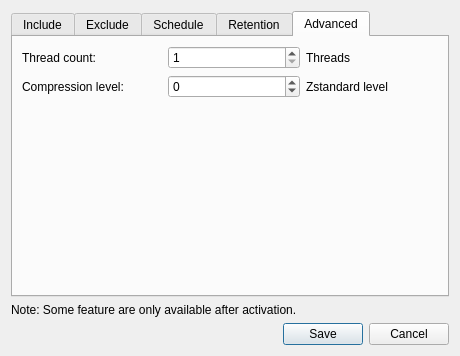
The window that blobbackup/ui/backup_settings.ui (Blobbackup/Blobbackup) describes before a commit, drawn with Qt 5.
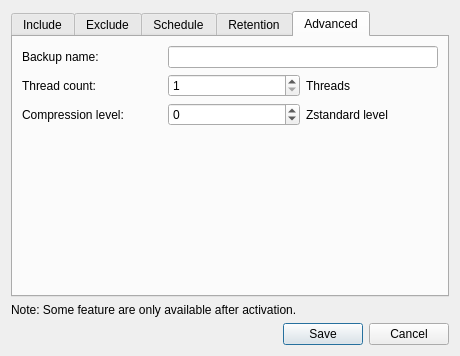
The same window after the commit. The open tabs and pages were chosen to show the change.

Commit message: Allow backup name change

Patch:
```diff
--- a/blobbackup/ui/backup_settings.ui
+++ b/blobbackup/ui/backup_settings.ui
@@ -458,6 +458,26 @@
        <string>Advanced</string>
       </attribute>
       <layout class="QVBoxLayout" name="verticalLayout_6">
+       <item>
+        <layout class="QHBoxLayout" name="horizontalLayout_8">
+         <item>
+          <widget class="QLabel" name="label_6">
+           <property name="minimumSize">
+            <size>
+             <width>140</width>
+             <height>0</height>
+            </size>
+           </property>
+           <property name="text">
+            <string>Backup name:</string>
+           </property>
+          </widget>
+         </item>
+         <item>
+          <widget class="QLineEdit" name="backup_name_line_edit"/>
+         </item>
+        </layout>
+       </item>
        <item>
         <layout class="QHBoxLayout" name="horizontalLayout_7">
          <item>
```
The commit also changes 3 other files.
